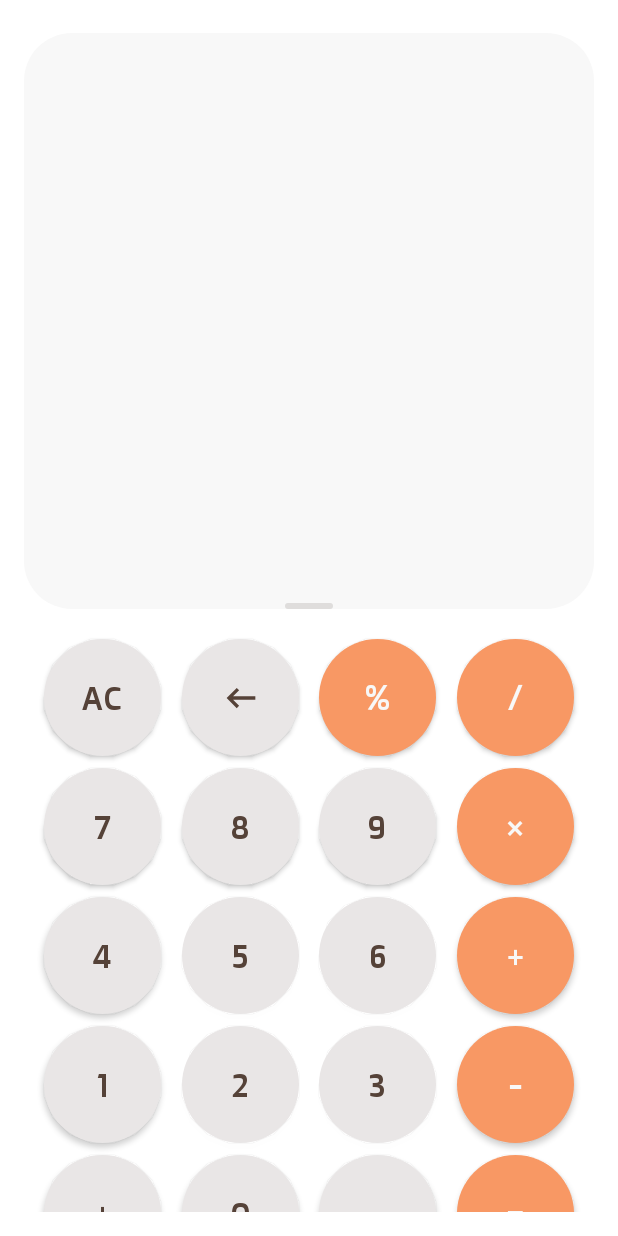
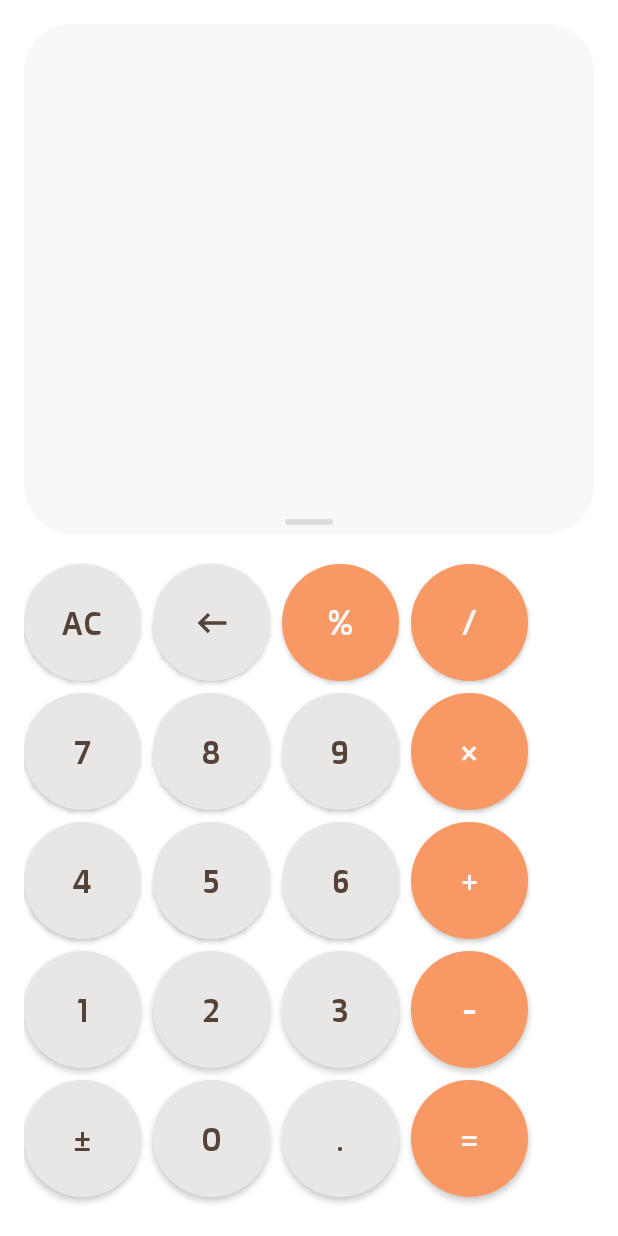
Before and after one commit to Farah315/Calculator, an Android app: the layout activity_main.xml on its own in the app's theme, with its tools: preview values and no code run, on a phone screen of 412 x 824 dp. Run offline under Robolectric (Android 15) with nearby library versions, the phone set to English and light mode, and no system bars.

Commit message:
refactor: Adjust layout constraints for better UI alignment

```diff
--- a/app/src/main/res/layout/activity_main.xml
+++ b/app/src/main/res/layout/activity_main.xml
@@ -8,22 +8,21 @@
     android:fitsSystemWindows="true"
     android:padding="16dp">
 
-
     <TextView
         android:id="@+id/background"
         android:layout_width="match_parent"
-        android:layout_height="384dp"
+        android:layout_height="340dp"
         android:background="@drawable/card"
-        app:layout_constraintBottom_toBottomOf="@id/divider"
+        app:layout_constraintTop_toTopOf="parent"
         app:layout_constraintStart_toStartOf="parent" />
 
     <TextView
         android:id="@+id/Text"
         android:layout_width="0dp"
         android:layout_height="60dp"
-        android:layout_marginStart="20dp"
-        android:layout_marginTop="230dp"
-        android:layout_marginEnd="20dp"
+        android:layout_marginStart="36dp"
+        android:layout_marginTop="170dp"
+        android:layout_marginEnd="36dp"
         android:alpha="0.75"
         android:fontFamily="@font/doppio_one_regular"
         android:gravity="end|center_vertical"
@@ -32,16 +31,17 @@
         android:textSize="20sp"
         android:maxLines="2"
         android:ellipsize="end"
-        app:layout_constraintBottom_toTopOf="@id/resultTextView"
-        app:layout_constraintEnd_toEndOf="parent"
-        app:layout_constraintHorizontal_bias="0.0"
+        app:layout_constraintTop_toTopOf="parent"
         app:layout_constraintStart_toStartOf="parent"
-        app:layout_constraintTop_toTopOf="parent" />
+        app:layout_constraintEnd_toEndOf="parent" />
 
     <TextView
         android:id="@+id/resultTextView"
         android:layout_width="0dp"
         android:layout_height="80dp"
+        android:layout_marginStart="36dp"
+        android:layout_marginTop="240dp"
+        android:layout_marginEnd="36dp"
         android:fontFamily="@font/doppio_one_regular"
         android:gravity="end|center_vertical"
         android:text=""
@@ -49,272 +49,282 @@
         android:textSize="36sp"
         android:maxLines="2"
         android:ellipsize="end"
-        app:layout_constraintBottom_toTopOf="@id/divider"
-        app:layout_constraintEnd_toEndOf="@+id/Text"
-        app:layout_constraintHorizontal_bias="1.0"
-        app:layout_constraintStart_toStartOf="@+id/Text"
-        app:layout_constraintTop_toBottomOf="@+id/Text" />
+        app:layout_constraintTop_toTopOf="parent"
+        app:layout_constraintStart_toStartOf="parent"
+        app:layout_constraintEnd_toEndOf="parent" />
 
     <TextView
         android:id="@+id/divider"
         android:layout_width="32dp"
         android:layout_height="4dp"
-        android:layout_marginTop="16dp"
+        android:layout_marginTop="330dp"
         android:background="@drawable/rectangle"
-        app:layout_constraintEnd_toEndOf="parent"
+        app:layout_constraintTop_toTopOf="parent"
         app:layout_constraintStart_toStartOf="parent"
-        app:layout_constraintTop_toBottomOf="@+id/resultTextView" />
+        app:layout_constraintEnd_toEndOf="parent" />
 
+    <!-- الصف الأول -->
     <androidx.appcompat.widget.AppCompatButton
         android:id="@+id/Ac"
         style="@style/circleButton.Normal"
         android:layout_width="78dp"
         android:layout_height="78dp"
-        android:layout_marginTop="20dp"
+        android:layout_marginStart="0dp"
+        android:layout_marginTop="360dp"
         android:fontFamily="@font/doppio_one_regular"
         android:text="@string/ac"
         android:textSize="22sp"
-        app:layout_constraintEnd_toStartOf="@+id/back"
-        app:layout_constraintHorizontal_bias="0.5"
-        app:layout_constraintStart_toStartOf="parent"
-        app:layout_constraintTop_toBottomOf="@id/divider" />
+        app:layout_constraintTop_toTopOf="parent"
+        app:layout_constraintStart_toStartOf="parent" />
 
     <ImageButton
         android:id="@+id/back"
         style="@style/circleButton.Normal"
         android:layout_width="78dp"
         android:layout_height="78dp"
+        android:layout_marginStart="86dp"
+        android:layout_marginTop="360dp"
         android:contentDescription="@null"
         android:src="@drawable/arrow_left_02"
-        app:layout_constraintEnd_toStartOf="@+id/divide"
-        app:layout_constraintHorizontal_bias="0.5"
-        app:layout_constraintStart_toEndOf="@+id/Ac"
-        app:layout_constraintTop_toTopOf="@+id/Ac" />
+        app:layout_constraintTop_toTopOf="parent"
+        app:layout_constraintStart_toStartOf="parent" />
 
     <androidx.appcompat.widget.AppCompatButton
         android:id="@+id/divide"
         style="@style/circleButton.Operator"
         android:layout_width="78dp"
         android:layout_height="78dp"
+        android:layout_marginStart="172dp"
+        android:layout_marginTop="360dp"
         android:fontFamily="@font/doppio_one_regular"
         android:text="@string/divide"
         android:textSize="22sp"
-        app:layout_constraintEnd_toStartOf="@+id/div"
-        app:layout_constraintHorizontal_bias="0.5"
-        app:layout_constraintStart_toEndOf="@+id/back"
-        app:layout_constraintTop_toTopOf="@+id/back" />
+        app:layout_constraintTop_toTopOf="parent"
+        app:layout_constraintStart_toStartOf="parent" />
 
     <androidx.appcompat.widget.AppCompatButton
         android:id="@+id/div"
         style="@style/circleButton.Operator"
         android:layout_width="78dp"
         android:layout_height="78dp"
+        android:layout_marginStart="258dp"
+        android:layout_marginTop="360dp"
         android:fontFamily="@font/doppio_one_regular"
         android:text="@string/div"
         android:textSize="22sp"
-        app:layout_constraintEnd_toEndOf="parent"
-        app:layout_constraintHorizontal_bias="0.5"
-        app:layout_constraintStart_toEndOf="@+id/divide"
-        app:layout_constraintTop_toTopOf="@+id/divide" />
+        app:layout_constraintStart_toStartOf="parent"
+        app:layout_constraintTop_toTopOf="parent" />
+
+    <!-- الصف الثاني -->
     <androidx.appcompat.widget.AppCompatButton
         android:id="@+id/seven"
         style="@style/circleButton.Normal"
         android:layout_width="78dp"
         android:layout_height="78dp"
-        android:layout_marginTop="8dp"
+        android:layout_marginStart="0dp"
+        android:layout_marginTop="446dp"
         android:fontFamily="@font/doppio_one_regular"
         android:text="@string/seven"
         android:textSize="22sp"
-        app:layout_constraintEnd_toEndOf="@+id/Ac"
-        app:layout_constraintHorizontal_chainStyle="spread"
-        app:layout_constraintStart_toStartOf="@+id/Ac"
-        app:layout_constraintTop_toBottomOf="@+id/Ac" />
+        app:layout_constraintTop_toTopOf="parent"
+        app:layout_constraintStart_toStartOf="parent" />
 
     <androidx.appcompat.widget.AppCompatButton
         android:id="@+id/eight"
         style="@style/circleButton.Normal"
         android:layout_width="78dp"
         android:layout_height="78dp"
+        android:layout_marginStart="86dp"
+        android:layout_marginTop="446dp"
         android:fontFamily="@font/doppio_one_regular"
         android:text="@string/eight"
         android:textSize="22sp"
-        app:layout_constraintEnd_toEndOf="@+id/back"
-        app:layout_constraintStart_toStartOf="@+id/back"
-        app:layout_constraintTop_toTopOf="@+id/seven" />
+        app:layout_constraintTop_toTopOf="parent"
+        app:layout_constraintStart_toStartOf="parent" />
 
     <androidx.appcompat.widget.AppCompatButton
         android:id="@+id/nine"
         style="@style/circleButton.Normal"
         android:layout_width="78dp"
         android:layout_height="78dp"
+        android:layout_marginStart="172dp"
+        android:layout_marginTop="446dp"
         android:fontFamily="@font/doppio_one_regular"
         android:text="@string/nine"
         android:textSize="22sp"
-        app:layout_constraintEnd_toEndOf="@+id/divide"
-        app:layout_constraintStart_toStartOf="@+id/divide"
-        app:layout_constraintTop_toTopOf="@+id/eight" />
+        app:layout_constraintTop_toTopOf="parent"
+        app:layout_constraintStart_toStartOf="parent" />
 
     <androidx.appcompat.widget.AppCompatButton
         android:id="@+id/mul"
         style="@style/circleButton.Operator"
         android:layout_width="78dp"
         android:layout_height="78dp"
+        android:layout_marginStart="258dp"
+        android:layout_marginTop="446dp"
         android:fontFamily="@font/doppio_one_regular"
         android:text="@string/mul"
         android:textSize="22sp"
-        app:layout_constraintEnd_toEndOf="@+id/div"
-        app:layout_constraintStart_toStartOf="@+id/div"
-        app:layout_constraintTop_toTopOf="@+id/nine" />
+        app:layout_constraintTop_toTopOf="parent"
+        app:layout_constraintStart_toStartOf="parent" />
 
+    <!-- الصف الثالث -->
     <androidx.appcompat.widget.AppCompatButton
         android:id="@+id/four"
         style="@style/circleButton.Normal"
         android:layout_width="78dp"
         android:layout_height="78dp"
-        android:layout_marginTop="8dp"
+        android:layout_marginStart="0dp"
+        android:layout_marginTop="532dp"
         android:fontFamily="@font/doppio_one_regular"
         android:text="@string/four"
         android:textSize="22sp"
-        app:layout_constraintEnd_toEndOf="@+id/seven"
-        app:layout_constraintHorizontal_chainStyle="spread"
-        app:layout_constraintStart_toStartOf="@+id/seven"
-        app:layout_constraintTop_toBottomOf="@+id/seven" />
+        app:layout_constraintTop_toTopOf="parent"
+        app:layout_constraintStart_toStartOf="parent" />
 
     <androidx.appcompat.widget.AppCompatButton
         android:id="@+id/five"
         style="@style/circleButton.Normal"
         android:layout_width="78dp"
         android:layout_height="78dp"
+        android:layout_marginStart="86dp"
+        android:layout_marginTop="532dp"
         android:fontFamily="@font/doppio_one_regular"
         android:text="@string/five"
         android:textSize="22sp"
-        app:layout_constraintEnd_toEndOf="@+id/eight"
-        app:layout_constraintStart_toStartOf="@+id/eight"
-        app:layout_constraintTop_toTopOf="@+id/four" />
+        app:layout_constraintTop_toTopOf="parent"
+        app:layout_constraintStart_toStartOf="parent" />
 
     <androidx.appcompat.widget.AppCompatButton
         android:id="@+id/six"
         style="@style/circleButton.Normal"
         android:layout_width="78dp"
         android:layout_height="78dp"
+        android:layout_marginStart="172dp"
+        android:layout_marginTop="532dp"
         android:fontFamily="@font/doppio_one_regular"
         android:text="@string/six"
         android:textSize="22sp"
-        app:layout_constraintEnd_toEndOf="@+id/nine"
-        app:layout_constraintStart_toStartOf="@+id/nine"
-        app:layout_constraintTop_toTopOf="@+id/five" />
+        app:layout_constraintTop_toTopOf="parent"
+        app:layout_constraintStart_toStartOf="parent" />
 
     <androidx.appcompat.widget.AppCompatButton
         android:id="@+id/add"
         style="@style/circleButton.Operator"
         android:layout_width="78dp"
         android:layout_height="78dp"
+        android:layout_marginStart="258dp"
+        android:layout_marginTop="532dp"
         android:fontFamily="@font/doppio_one_regular"
         android:text="@string/add"
         android:textSize="22sp"
-        app:layout_constraintEnd_toEndOf="@+id/mul"
-        app:layout_constraintStart_toStartOf="@+id/mul"
-        app:layout_constraintTop_toTopOf="@+id/six" />
+        app:layout_constraintTop_toTopOf="parent"
+        app:layout_constraintStart_toStartOf="parent" />
 
+    <!-- الصف الرابع -->
     <androidx.appcompat.widget.AppCompatButton
         android:id="@+id/one"
         style="@style/circleButton.Normal"
         android:layout_width="78dp"
         android:layout_height="78dp"
-        android:layout_marginTop="8dp"
+        android:layout_marginStart="0dp"
+        android:layout_marginTop="618dp"
         android:fontFamily="@font/doppio_one_regular"
         android:text="@string/one"
         android:textSize="22sp"
-        app:layout_constraintEnd_toEndOf="@+id/four"
-        app:layout_constraintHorizontal_chainStyle="spread"
-        app:layout_constraintStart_toStartOf="@+id/four"
-        app:layout_constraintTop_toBottomOf="@+id/four" />
+        app:layout_constraintTop_toTopOf="parent"
+        app:layout_constraintStart_toStartOf="parent" />
 
     <androidx.appcompat.widget.AppCompatButton
         android:id="@+id/two"
         style="@style/circleButton.Normal"
         android:layout_width="78dp"
         android:layout_height="78dp"
+        android:layout_marginStart="86dp"
+        android:layout_marginTop="618dp"
         android:fontFamily="@font/doppio_one_regular"
         android:text="@string/two"
         android:textSize="22sp"
-        app:layout_constraintEnd_toEndOf="@+id/five"
-        app:layout_constraintStart_toEndOf="@+id/one"
-        app:layout_constraintStart_toStartOf="@+id/five"
-        app:layout_constraintTop_toTopOf="@+id/one" />
+        app:layout_constraintTop_toTopOf="parent"
+        app:layout_constraintStart_toStartOf="parent" />
 
     <androidx.appcompat.widget.AppCompatButton
         android:id="@+id/three"
         style="@style/circleButton.Normal"
         android:layout_width="78dp"
         android:layout_height="78dp"
+        android:layout_marginStart="172dp"
+        android:layout_marginTop="618dp"
         android:fontFamily="@font/doppio_one_regular"
         android:text="@string/three"
         android:textSize="22sp"
-        app:layout_constraintEnd_toEndOf="@+id/six"
-        app:layout_constraintStart_toEndOf="@+id/two"
-        app:layout_constraintStart_toStartOf="@+id/six"
-        app:layout_constraintTop_toTopOf="@+id/two" />
+        app:layout_constraintTop_toTopOf="parent"
+        app:layout_constraintStart_toStartOf="parent" />
 
     <androidx.appcompat.widget.AppCompatButton
         android:id="@+id/sub"
         style="@style/circleButton.Operator"
         android:layout_width="78dp"
         android:layout_height="78dp"
+        android:layout_marginStart="258dp"
+        android:layout_marginTop="618dp"
         android:fontFamily="@font/doppio_one_regular"
         android:text="@string/sub"
         android:textSize="22sp"
-        app:layout_constraintEnd_toEndOf="@+id/add"
-        app:layout_constraintStart_toStartOf="@+id/add"
-        app:layout_constraintTop_toTopOf="@+id/three" />
+        app:layout_constraintTop_toTopOf="parent"
+        app:layout_constraintStart_toStartOf="parent" />
 
+    <!-- الصف الخامس -->
     <androidx.appcompat.widget.AppCompatButton
         android:id="@+id/plusMinus"
         style="@style/circleButton.Normal"
         android:layout_width="78dp"
         android:layout_height="78dp"
-        android:layout_marginTop="8dp"
+        android:layout_marginStart="0dp"
+        android:layout_marginTop="704dp"
         android:fontFamily="@font/doppio_one_regular"
         android:text="@string/plas_minus"
         android:textSize="22sp"
-        app:layout_constraintEnd_toEndOf="@+id/one"
-        app:layout_constraintStart_toStartOf="@+id/one"
-        app:layout_constraintTop_toBottomOf="@+id/one" />
+        app:layout_constraintTop_toTopOf="parent"
+        app:layout_constraintStart_toStartOf="parent" />
 
     <androidx.appcompat.widget.AppCompatButton
         android:id="@+id/zero"
         style="@style/circleButton.Normal"
         android:layout_width="78dp"
         android:layout_height="78dp"
+        android:layout_marginStart="86dp"
+        android:layout_marginTop="704dp"
         android:fontFamily="@font/doppio_one_regular"
         android:text="@string/zero"
         android:textSize="22sp"
-        app:layout_constraintEnd_toEndOf="@+id/two"
-        app:layout_constraintStart_toStartOf="@+id/two"
-        app:layout_constraintTop_toTopOf="@+id/plusMinus" />
+        app:layout_constraintTop_toTopOf="parent"
+        app:layout_constraintStart_toStartOf="parent" />
 
     <androidx.appcompat.widget.AppCompatButton
         android:id="@+id/dot"
         style="@style/circleButton.Normal"
         android:layout_width="78dp"
         android:layout_height="78dp"
+        android:layout_marginStart="172dp"
+        android:layout_marginTop="704dp"
         android:fontFamily="@font/doppio_one_regular"
         android:text="@string/dot"
         android:textSize="22sp"
-        app:layout_constraintEnd_toEndOf="@+id/three"
-        app:layout_constraintStart_toStartOf="@+id/three"
-        app:layout_constraintTop_toTopOf="@+id/zero" />
+        app:layout_constraintTop_toTopOf="parent"
+        app:layout_constraintStart_toStartOf="parent" />
 
     <androidx.appcompat.widget.AppCompatButton
         android:id="@+id/equals"
         style="@style/circleButton.Operator"
         android:layout_width="78dp"
         android:layout_height="78dp"
+        android:layout_marginStart="258dp"
+        android:layout_marginTop="704dp"
         android:fontFamily="@font/doppio_one_regular"
         android:text="@string/equals"
         android:textSize="22sp"
-        app:layout_constraintEnd_toEndOf="@+id/sub"
-        app:layout_constraintStart_toStartOf="@+id/sub"
-        app:layout_constraintTop_toTopOf="@+id/dot" />
+        app:layout_constraintTop_toTopOf="parent"
+        app:layout_constraintStart_toStartOf="parent" />
 
 </androidx.constraintlayout.widget.ConstraintLayout>
```
